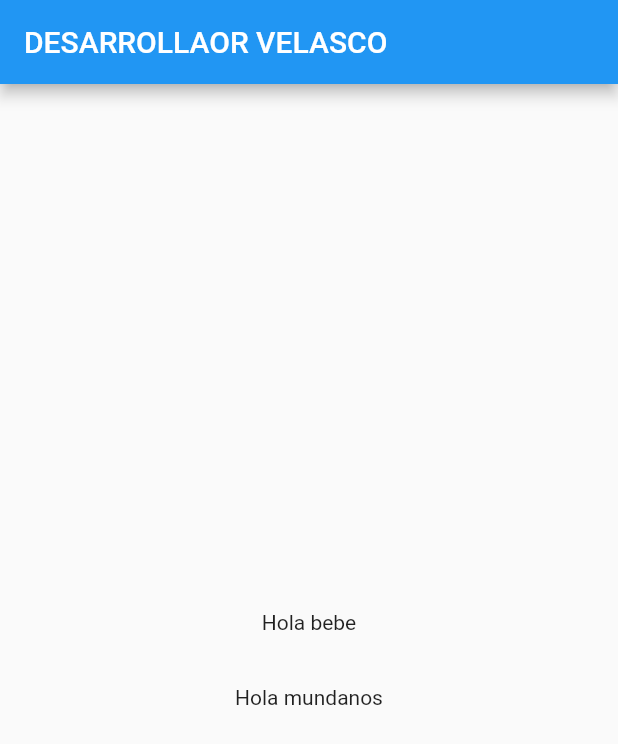
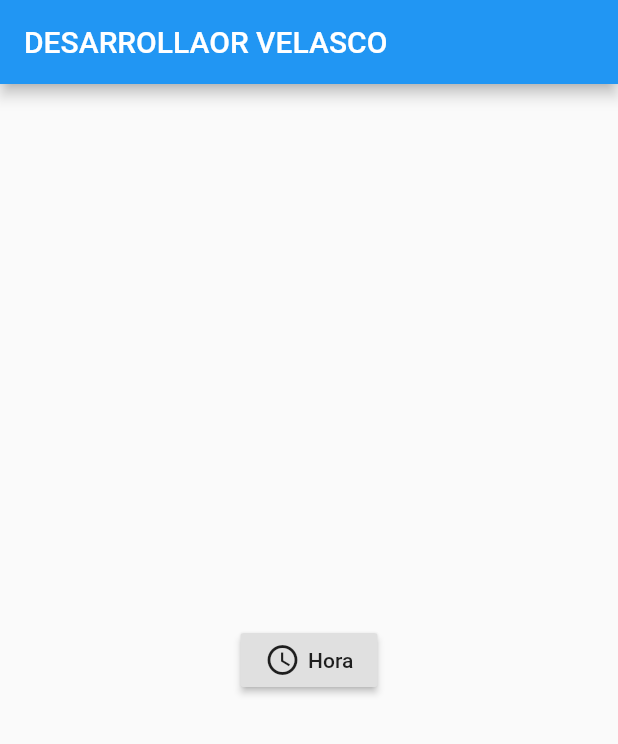
Before and after one commit to Velasco36/flutter-, a Flutter app: the screen it shows after launch, on a phone screen of 412 x 824 dp. Shown: the top 744 px of the screen. Run offline on Flutter 3.47's test engine with Material 2 defaults, Android fonts, the phone set to English and light mode, and no system bars.

Commit message:
colocando boton

```diff
--- a/lib/main.dart
+++ b/lib/main.dart
@@ -25,24 +25,26 @@ class _InicioState extends State<Inicio> {
   @override
   Widget build(BuildContext context) {
     return Scaffold(
-        appBar: AppBar(
-          title: Text("DESARROLLAOR VELASCO"),
-        ),
-        body: Column(
-          mainAxisAlignment: MainAxisAlignment.center,
-          crossAxisAlignment: CrossAxisAlignment.center,
-          mainAxisSize: MainAxisSize.max,
-          children: <Widget>[
-            Container(
-              height: 50,
-              width: MediaQuery.of(context).size.width,
-              child: Text(
-                "Hola bebe",
-                textAlign: TextAlign.center,
-              ),
+      appBar: AppBar(
+        title: Text("DESARROLLAOR VELASCO"),
+      ),
+      body: Center(
+        child: RaisedButton(
+            child: Row(
+              mainAxisSize: MainAxisSize.min,
+              children: <Widget>[
+                Icon(Icons.access_time),
+                SizedBox(
+                  width: 5,
+                ),
+                Text("Hora"),
+              ],
             ),
-            Text("Hola mundanos")
-          ],
-        ));
+            onPressed: () {
+              var t = DateTime.now();
+              print(t);
+            }),
+      ),
+    );
   }
 }
```
